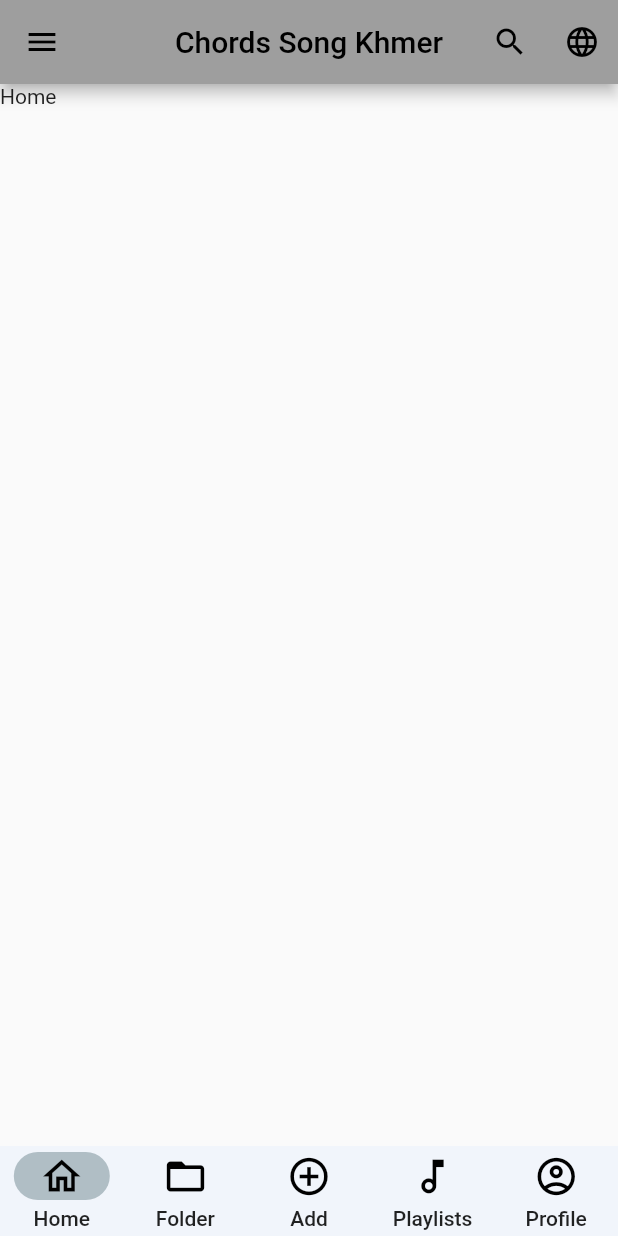
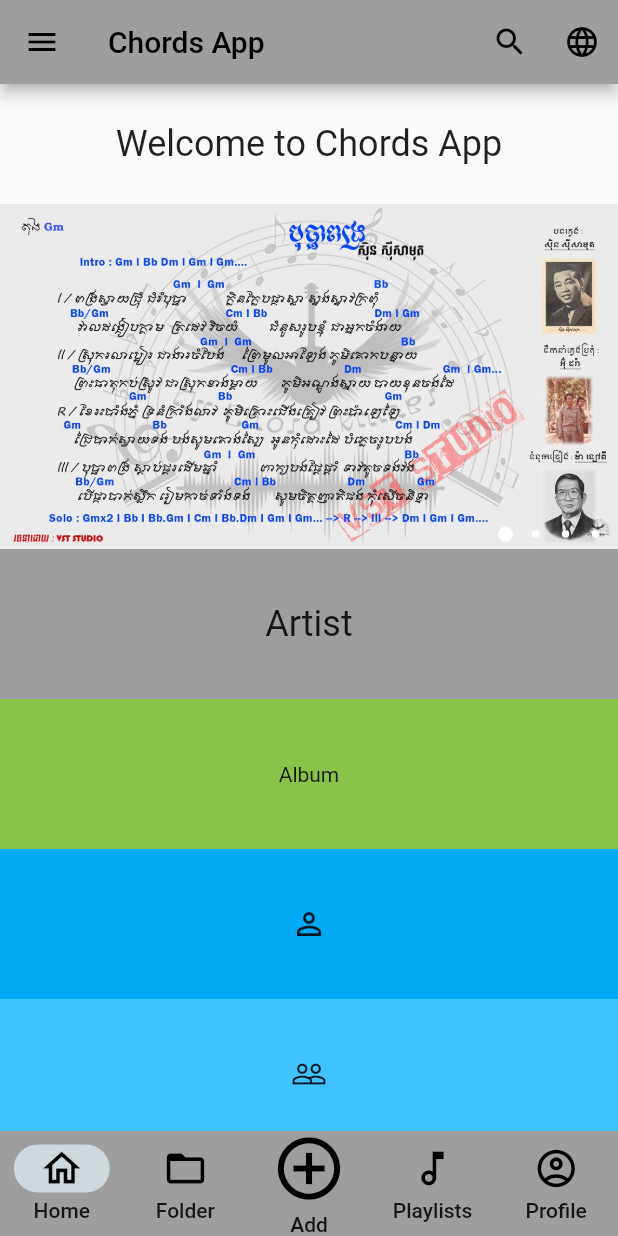
Before and after one commit to koltifong/chords_app, a Flutter app: the screen it shows after launch, on a phone screen of 412 x 824 dp. Run offline on Flutter 3.47's test engine with Material 2 defaults, Android fonts, the phone set to English and light mode, and no system bars; drawn by our look-alikes of carousel_pro.

Commit message:
home_page

```diff
--- /dev/null
+++ b/lang/en.json
@@ -0,0 +1,4 @@
+{
+    "Home": "Home",
+    "Folder": "Folder"
+}
--- /dev/null
+++ b/lang/kh.json
@@ -0,0 +1,4 @@
+{
+    "Home": "ទំព័រ",
+    "Folder": "ឯកសារ"
+}
--- a/lib/classes/language.dart
+++ /dev/null
@@ -1,15 +0,0 @@
-class Language {
-  final int id;
-  final String flag;
-  final String name;
-  final String languageCode;
-
-  Language(this.id, this.flag, this.name, this.languageCode);
-
-  static List<Language> languageList() {
-    return <Language>[
-      Language(1, "🇰🇭", "ភាសាខ្មែរ", "kh"),
-      Language(2, "🇺🇸", "English", "en"),
-    ];
-  }
-}
--- a/lib/main.dart
+++ b/lib/main.dart
@@ -1,5 +1,6 @@
 import 'package:flutter/material.dart';
 import 'package:chords_khmer_app/screens/home_page.dart';
+// import 'package:flutter_localizations/flutter_localizations.dart';
 
 void main() => runApp(MyApp());
 
@@ -8,7 +9,7 @@ class MyApp extends StatelessWidget {
   Widget build(BuildContext context) {
     return MaterialApp(
       debugShowCheckedModeBanner: false,
-      title: 'Chords Khmer app',
+      title: 'Chords App',
       theme: ThemeData(
          primarySwatch: Colors.grey,
       //   brightness: Brightness.light,
--- a/lib/screens/bottombar/add_bar.dart
+++ b/lib/screens/bottombar/add_bar.dart
@@ -1,7 +1,7 @@
 import "package:flutter/material.dart";
 
 class AddBar extends StatelessWidget {
-  const AddBar({super.key});
+  const AddBar({key});
 
   @override
   Widget build(BuildContext context) {
--- a/lib/screens/bottombar/folder_bar.dart
+++ b/lib/screens/bottombar/folder_bar.dart
@@ -1,16 +1,18 @@
 import "package:flutter/material.dart";
 
 class FolderBar extends StatelessWidget {
-  const FolderBar({super.key});
+  const FolderBar({key});
 
   @override
   Widget build(BuildContext context) {
     return Scaffold(
-     body: SingleChildScrollView (
+     body: SingleChildScrollView(
           child: Column(
             children: <Widget>[
-              Text('folder'),
-            ]
+              Icon(Icons.folder_open,
+              size: 66,
+              ),
+            ],
       ),
     ),
     );
--- a/lib/screens/bottombar/home_bar.dart
+++ b/lib/screens/bottombar/home_bar.dart
@@ -1,18 +1,94 @@
+import "package:carousel_pro/carousel_pro.dart";
 import "package:flutter/material.dart";
 
 class HomeBar extends StatelessWidget {
-  const HomeBar({super.key});
+  const HomeBar({key});
 
   @override
   Widget build(BuildContext context) {
     return Scaffold(
-     body: SingleChildScrollView (
-          child: Column(
-            children: <Widget>[
-              Text('Home')
-            ]
+     body: ListView(
+      // padding: const EdgeInsets.all(8),
+      children: [
+        Container(
+      height: 80,
+      color: Colors.transparent,
+      child: const Center(
+        child: Text('Welcome to Chords App',
+        style: TextStyle(fontSize: 24),
+        ),
       ),
     ),
+    // Text('Whats new?',
+    // style: TextStyle(fontSize: 18),
+    // ),
+
+        SizedBox(
+          height: 230.0,
+          width: double.maxFinite,
+          child: Carousel(
+            dotSize: 5.0,
+            dotSpacing: 20.0,
+            dotBgColor: Colors.transparent,
+            indicatorBgPadding: 5.0,
+            dotPosition: DotPosition.bottomRight,
+            autoplayDuration: Duration(seconds: 10),
+            // autoplay: false,
+            images: [
+              Image.asset('lib/assets/images/sample_chords.png', fit: BoxFit.cover),
+              Image.asset('lib/assets/images/sample_chords.png', fit: BoxFit.cover),
+              Image.asset('lib/assets/images/sample_chords.png', fit: BoxFit.cover),
+              Image.asset('lib/assets/images/sample_chords.png', fit: BoxFit.cover)
+            ]
+          ),
+        ),
+      Container(
+      height: 100,
+      color: Colors.grey,
+      child: const Center(
+        child: Text('Artist',
+        style: TextStyle(fontSize: 24),
+        ),
+      ),
+    ),
+    Container(
+      height: 100,
+      color: Colors.lightGreen,
+      child: const Center(child: Text('Album')),
+    ),
+    Container(
+      height: 100,
+      width: 500,
+      color: Colors.lightBlue,
+      child: const Center(
+        child: Icon(
+          Icons.person_outline
+            ),
+          ),
+        ),
+        Container(
+      height: 100,
+      width: 500,
+      color: Colors.lightBlueAccent,
+      child: const Center(
+        child: Icon(
+          Icons.people_outline
+            ),
+          ),
+        ),
+         Container(
+      height: 100,
+      width: 500,
+      color: Colors.limeAccent,
+      child: const Center(
+        child: Icon(
+          Icons.menu_open
+            ),
+          ),
+        ),
+      ],
+     ),
+
     );
   }
 }
--- a/lib/screens/bottombar/playlists_bar.dart
+++ b/lib/screens/bottombar/playlists_bar.dart
@@ -1,7 +1,7 @@
 import "package:flutter/material.dart";
 
 class PlaylistsBar extends StatelessWidget {
-  const PlaylistsBar({super.key});
+  const PlaylistsBar({key});
 
   @override
   Widget build(BuildContext context) {
--- a/lib/screens/bottombar/profile_bar.dart
+++ b/lib/screens/bottombar/profile_bar.dart
@@ -1,7 +1,7 @@
 import "package:flutter/material.dart";
 
 class ProfileBar extends StatelessWidget {
-  const ProfileBar({super.key});
+  const ProfileBar({key});
 
   @override
   Widget build(BuildContext context) {
--- a/lib/screens/home_page.dart
+++ b/lib/screens/home_page.dart
@@ -1,5 +1,3 @@
-import 'dart:js_util';
-
 import 'package:chords_khmer_app/screens/bottombar/playlists_bar.dart';
 import 'package:flutter/material.dart';
 
@@ -27,9 +25,9 @@ class _HomeState extends State<Home_screen> {
   @override
   Widget build (BuildContext context) {
     return Scaffold(
-      bottomNavigationBar: NavigationBarTheme(
+       bottomNavigationBar: NavigationBarTheme(
         data: NavigationBarThemeData(
-          indicatorColor: Colors.blueGrey.shade200,
+          indicatorColor: Colors.blueGrey.shade100,
           labelTextStyle: MaterialStateProperty.all(
             TextStyle(
               fontSize: 14,
@@ -38,8 +36,8 @@ class _HomeState extends State<Home_screen> {
           ),
         ),
         child: NavigationBar(
-          height: 60,
-          backgroundColor: Color(0xFFf1f5fb),
+          height: 70,
+          backgroundColor: Colors.grey,
           selectedIndex: index,
           onDestinationSelected: (index) =>
               setState(() => this.index = index),
@@ -58,7 +56,7 @@ class _HomeState extends State<Home_screen> {
           ),
           NavigationDestination(
             icon: Icon(Icons.add_circle_outline,
-             size: 30,
+             size: 50,
             ),
             label: 'Add',
           ),
@@ -78,20 +76,11 @@ class _HomeState extends State<Home_screen> {
       ),
       ),
       appBar: AppBar(
-      //  leading: Builder(
-      //     builder: (BuildContext context) {
-      //       return IconButton(
-      //         icon: const Icon(Icons.menu),
-      //         onPressed: () { Scaffold.of(context).openDrawer(); },
-      //         tooltip: MaterialLocalizations.of(context).openAppDrawerTooltip,
-      //       );
-      //     },
-      //   ),
-        title: Text('Chords Song Khmer',
+        title: Text('Chords App',
         style: TextStyle(
           color: Colors.black,
           fontWeight: FontWeight.w500)),
-        centerTitle: true,
+        // centerTitle: true,
             actions:[
           // Navigate to the Search Screen
           IconButton(
@@ -103,10 +92,7 @@ class _HomeState extends State<Home_screen> {
       ),
       body: screens [index],
       drawer: Drawer(
-  // Add a ListView to the drawer. This ensures the user can scroll
-  // through the options in the drawer if there isn't enough vertical
-  // space to fit everything.
-  child: ListView(
+      child: ListView(
     // Important: Remove any padding from the ListView.
     padding: EdgeInsets.zero,
     children: [
@@ -114,17 +100,19 @@ class _HomeState extends State<Home_screen> {
         decoration: BoxDecoration(
           color: Colors.grey,
         ),
-        child: Text('Drawer Header'),
+        child: Text('Chords App'),
       ),
       ListTile(
-        title: const Text('Item 1'),
+        leading: Icon(Icons.settings_outlined),
+        title: const Text('Settings'),
         onTap: () {
           // Update the state of the app.
           // ...
         },
       ),
       ListTile(
-        title: const Text('Item 2'),
+        leading: Icon(Icons.info_outline),
+        title: const Text('About us'),
         onTap: () {
           // Update the state of the app.
           // ...
```
Also changed, not shown: pubspec.yaml (+12 -1 lines), pubspec.lock.
